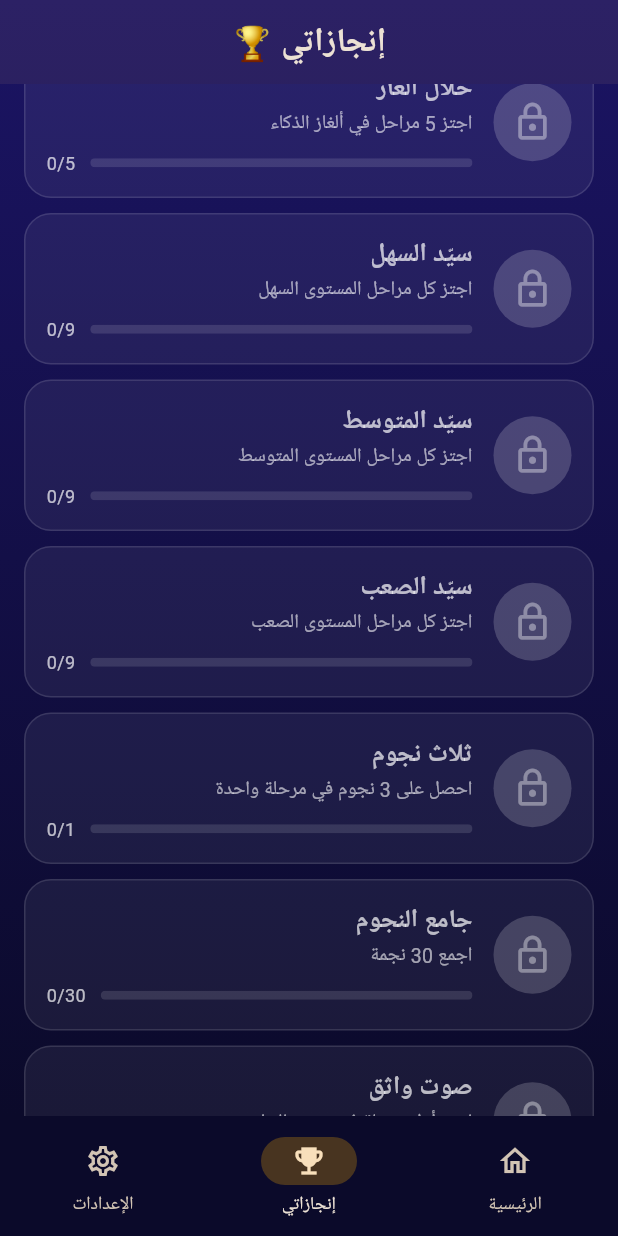
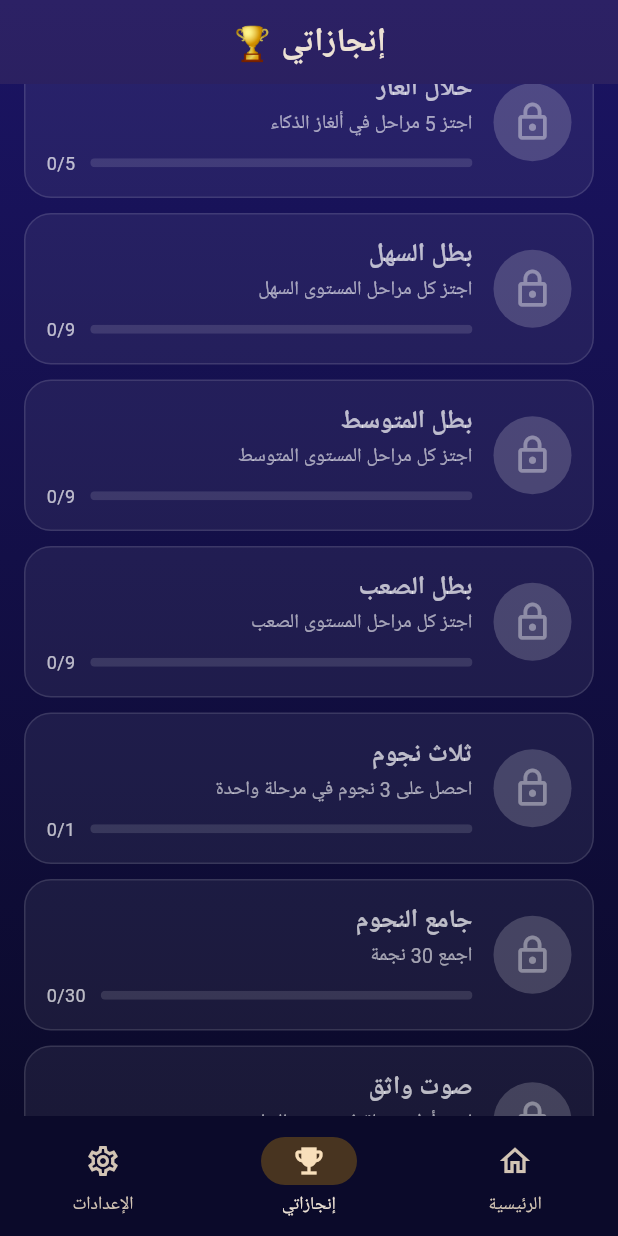
Before and after one commit to drahmedomar77/PuzzleQuest, a Flutter app: the screen it shows after launch, item 2 of the bottom bar chosen, scrolled down 576 dp, on a phone screen of 412 x 824 dp. Run offline on Flutter 3.47's test engine with Material 3 defaults, Android fonts, the phone set to English and light mode, and no system bars; our stand-ins replace audioplayers, google_mobile_ads, share_plus, shared_preferences, speech_to_text; network calls fail.

Commit message:
Add files via upload

```diff
--- a/lib/achievements.dart
+++ b/lib/achievements.dart
@@ -39,15 +39,15 @@ class Achievements {
         icon: Icons.psychology, target: 5, reward: 20,
         progress: () => Store.passedStages('iq_')),
     Achievement(
-        id: 'easy_done', title: 'سيّد السهل', desc: 'اجتز كل مراحل المستوى السهل',
+        id: 'easy_done', title: 'بطل السهل', desc: 'اجتز كل مراحل المستوى السهل',
         icon: Icons.looks_one, target: iqStagesPerTier, reward: 30,
         progress: () => Store.passedStages('iq_easy_')),
     Achievement(
-        id: 'medium_done', title: 'سيّد المتوسط', desc: 'اجتز كل مراحل المستوى المتوسط',
+        id: 'medium_done', title: 'بطل المتوسط', desc: 'اجتز كل مراحل المستوى المتوسط',
         icon: Icons.looks_two, target: iqStagesPerTier, reward: 40,
         progress: () => Store.passedStages('iq_medium_')),
     Achievement(
-        id: 'hard_done', title: 'سيّد الصعب', desc: 'اجتز كل مراحل المستوى الصعب',
+        id: 'hard_done', title: 'بطل الصعب', desc: 'اجتز كل مراحل المستوى الصعب',
         icon: Icons.looks_3, target: iqStagesPerTier, reward: 60,
         progress: () => Store.passedStages('iq_hard_')),
     Achievement(
```
